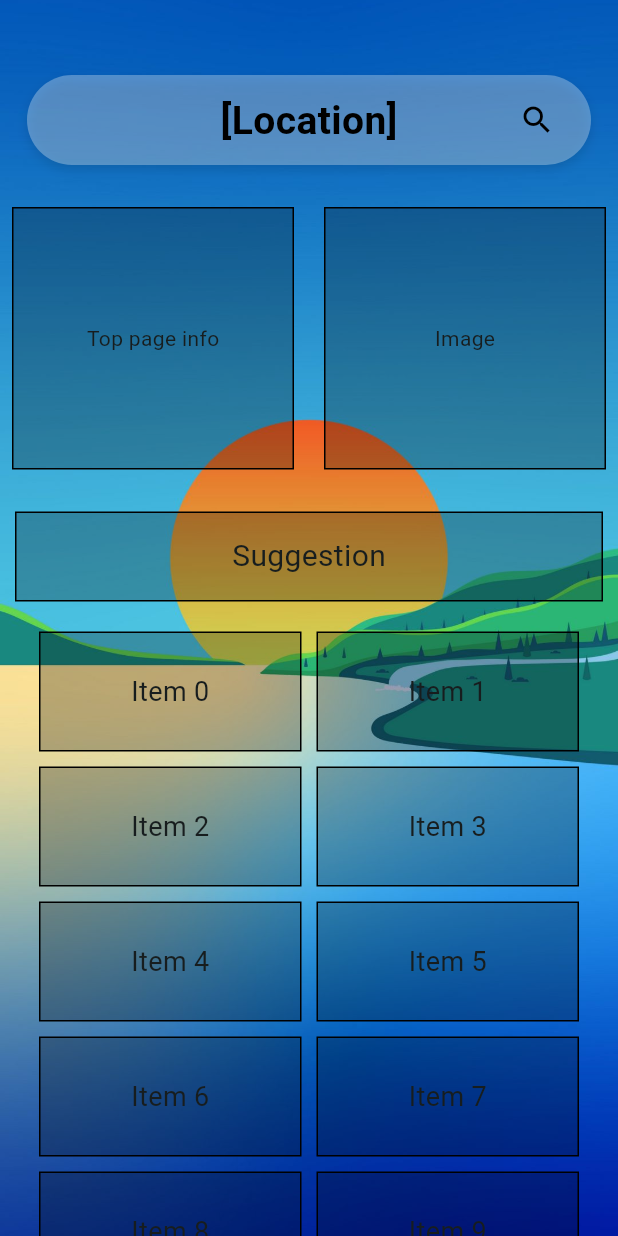
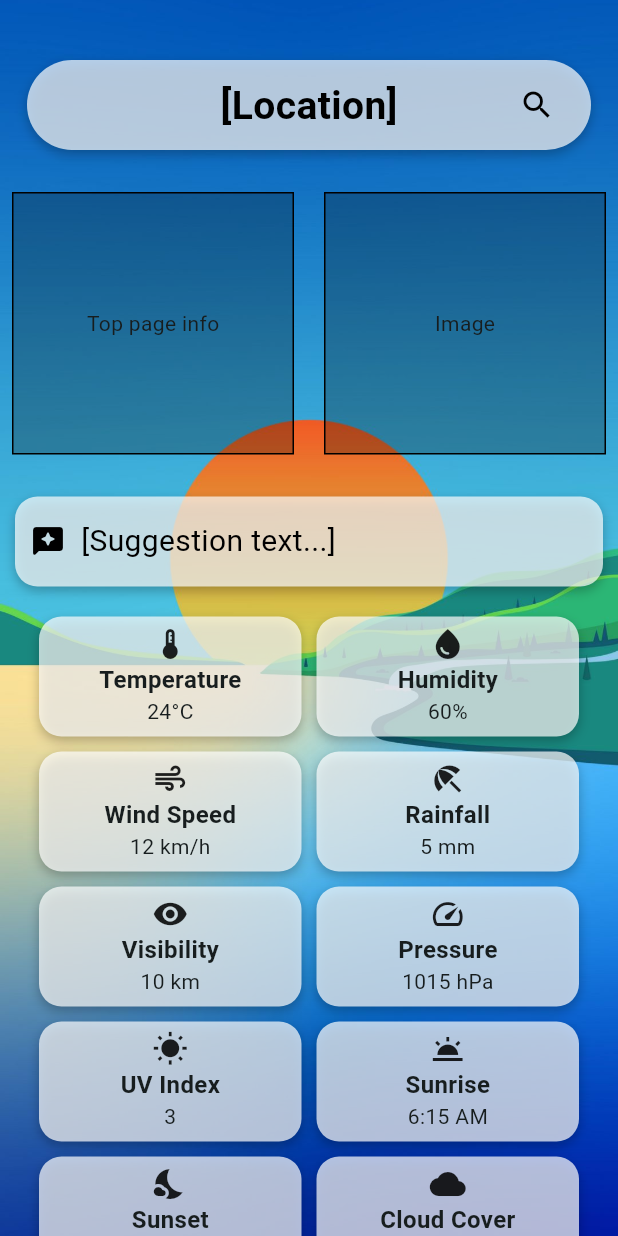
Before and after one commit to DakPro/beach_weather_app, a Flutter app: the screen it shows after launch, on a phone screen of 412 x 824 dp. Run offline on Flutter 3.47's test engine with Material 3 defaults, Android fonts, the phone set to English and light mode, and no system bars; drawn by our look-alikes of reorderables; our stand-ins replace geolocator, shared_preferences.

Commit message:
Added UI details - Cleaned some code

```diff
--- /dev/null
+++ b/lib/data_models.dart
@@ -0,0 +1,16 @@
+import 'package:flutter/cupertino.dart';
+
+class CurrentWeatherInfo {
+  final String label;
+  final IconData icon;
+  final String value;
+
+  CurrentWeatherInfo({required this.label, required this.icon, required this.value});
+}
+
+class NextDaysWeatherInfo {
+  final String day;
+  final List<int> temperatures;
+
+  NextDaysWeatherInfo({required this.day, required this.temperatures});
+}
--- a/lib/main.dart
+++ b/lib/main.dart
@@ -1,6 +1,8 @@
 import 'package:flutter/material.dart';
+import 'package:reorderables/reorderables.dart';
+import 'package:shared_preferences/shared_preferences.dart';
 import 'location_search_page.dart';
-import 'package:reorderables/reorderables.dart';
+import 'data_models.dart';
 
 void main() {
   runApp(const MyApp());
@@ -29,29 +31,95 @@ class HomePage extends StatefulWidget {
 }
 
 class _HomePageState extends State<HomePage> {
-  List<Widget> infoGrid = List.generate(
-    10,
-        (index) => Container(
-      key: ValueKey(index),
+  List<CurrentWeatherInfo> weatherData = [
+    CurrentWeatherInfo(label: 'Temperature', icon: Icons.thermostat, value: '24°C'),
+    CurrentWeatherInfo(label: 'Humidity', icon: Icons.water_drop, value: '60%'),
+    CurrentWeatherInfo(label: 'Wind Speed', icon: Icons.air, value: '12 km/h'),
+    CurrentWeatherInfo(label: 'Rainfall', icon: Icons.beach_access, value: '5 mm'),
+    CurrentWeatherInfo(label: 'Visibility', icon: Icons.remove_red_eye, value: '10 km'),
+    CurrentWeatherInfo(label: 'Pressure', icon: Icons.speed, value: '1015 hPa'),
+    CurrentWeatherInfo(label: 'UV Index', icon: Icons.wb_sunny, value: '3'),
+    CurrentWeatherInfo(label: 'Sunrise', icon: Icons.wb_twilight, value: '6:15 AM'),
+    CurrentWeatherInfo(label: 'Sunset', icon: Icons.nights_stay, value: '7:45 PM'),
+    CurrentWeatherInfo(label: 'Cloud Cover', icon: Icons.cloud, value: '40%'),
+  ];
+
+  List<Widget> get infoGrid => List.generate(
+    weatherData.length,
+        (index) {
+      final info = weatherData[index];
+      return Container(
+        key: ValueKey(info.label), // Use unique key
         height: 80,
         width: 175,
         alignment: Alignment.center,
         decoration: BoxDecoration(
-        border: Border.all(color: Colors.black),
+          color: Colors.white.withValues(alpha: 0.70),
+          // border: Border.all(color: Colors.black),
+          borderRadius: BorderRadius.circular(15),
+          boxShadow: [
+            BoxShadow(
               color: Colors.black26,
+              blurRadius: 6,
+              offset: Offset(0, 3),
             ),
-      child: Text(
-        'Item $index',
-        style: TextStyle(fontSize: 18),
+          ],
         ),
+        child: Column(
+          mainAxisAlignment: MainAxisAlignment.center,
+          children: [
+            Icon(info.icon),
+            Text(
+              info.label,
+              style: TextStyle(fontSize: 16, fontWeight: FontWeight.bold),
             ),
+            Text(
+              info.value,
+              style: TextStyle(fontSize: 14),
+            ),
+          ],
+        ),
+      );
+    },
   );
 
   void _onReorder(int oldIndex, int newIndex) {
     setState(() {
-      final item = infoGrid.removeAt(oldIndex);
-      infoGrid.insert(newIndex, item);
+      final item = weatherData.removeAt(oldIndex);
+      weatherData.insert(newIndex, item);
     });
+    _saveOrder(); // Save after every reorder
+  }
+
+  Future<void> _saveOrder() async {
+    final prefs = await SharedPreferences.getInstance();
+    List<String> order = weatherData.map((item) => item.label).toList();
+    await prefs.setStringList('weather_order', order);
+  }
+
+  Future<void> _loadOrder() async {
+    final prefs = await SharedPreferences.getInstance();
+    List<String>? savedOrder = prefs.getStringList('weather_order');
+
+    if (savedOrder != null) {
+      // Reorder weatherData based on saved labels
+      Map<String, CurrentWeatherInfo> dataMap = {
+        for (var item in weatherData) item.label: item,
+      };
+
+      setState(() {
+        weatherData = savedOrder
+            .where((label) => dataMap.containsKey(label))
+            .map((label) => dataMap[label]!)
+            .toList();
+      });
+    }
+  }
+
+  @override
+  void initState() {
+    super.initState();
+    _loadOrder();
   }
 
   @override
@@ -66,7 +134,6 @@ class _HomePageState extends State<HomePage> {
         ),
         child: ListView(
           children: [
-            SizedBox(height: 10),
             Align(
               alignment: Alignment.topCenter,
               child: Padding(
@@ -84,11 +151,11 @@ class _HomePageState extends State<HomePage> {
                     margin: EdgeInsets.symmetric(horizontal: 18),
                     padding: EdgeInsets.symmetric(horizontal: 24, vertical: 12),
                     decoration: BoxDecoration(
-                      color: Colors.white.withOpacity(0.3),
+                      color: Colors.white.withValues(alpha: 0.70),
                       borderRadius: BorderRadius.circular(30),
                       boxShadow: [
                         BoxShadow(
-                          color: Colors.black12,
+                          color: Colors.black26,
                           blurRadius: 6,
                           offset: Offset(0, 3),
                         ),
@@ -158,14 +225,31 @@ class _HomePageState extends State<HomePage> {
               margin: const EdgeInsets.symmetric(horizontal: 10),
               height: 60,
               decoration: BoxDecoration(
+                color: Colors.white.withValues(alpha: 0.70),
+                // border: Border.all(color: Colors.black),
+                borderRadius: BorderRadius.circular(15),
+                boxShadow: [
+                  BoxShadow(
                     color: Colors.black26,
-                border: Border.all(color: Colors.black),
+                    blurRadius: 6,
+                    offset: Offset(0, 3),
                   ),
-              child: Center(
-                child: Text(
-                  'Suggestion',
-                  style: TextStyle(fontSize: 20),
+                ],
               ),
+              child: Row(
+                children: [
+                  Container(
+                    padding: const EdgeInsets.symmetric(horizontal: 10),
+                    child: Icon(Icons.try_sms_star_rounded, color: Colors.black),
+                  ),
+                  Text(
+                    '[Suggestion text...]',
+                    style: TextStyle(
+                      color: Colors.black,
+                      fontSize: 20,
+                    ),
+                  ),
+                ],
               ),
             ),
             SizedBox(height: 20),
@@ -184,8 +268,8 @@ class _HomePageState extends State<HomePage> {
             Column(
               children: containerData.map((data) {
                 return InfoContainer(
-                  title: data['title'],
-                  number: data['number'],
+                  day: data.day,
+                  temperatures: data.temperatures,
                 );
               }).toList(),
             ),
@@ -197,13 +281,13 @@ class _HomePageState extends State<HomePage> {
 }
 
 class InfoContainer extends StatelessWidget {
-  final String title;
-  final int number;
+  final String day;
+  final List<int> temperatures;
 
   const InfoContainer({
     super.key,
-    required this.title,
-    required this.number,
+    required this.day,
+    required this.temperatures,
   });
 
   @override
@@ -218,20 +302,20 @@ class InfoContainer extends StatelessWidget {
       child: Row(
         mainAxisAlignment: MainAxisAlignment.spaceBetween,
         children: [
-          Text(title, style: const TextStyle(fontSize: 18)),
-          Text(number.toString(), style: const TextStyle(fontSize: 18)),
+          Text(day, style: const TextStyle(fontSize: 18)),
+          Text(temperatures.toString(), style: const TextStyle(fontSize: 18)),
         ],
       ),
     );
   }
 }
 
-final List<Map<String, dynamic>> containerData = [
-  {'title': 'Monday', 'number': 1},
-  {'title': 'Tuesday', 'number': 2},
-  {'title': 'Wednesday', 'number': 3},
-  {'title': 'Thursday', 'number': 4},
-  {'title': 'Friday', 'number': 5},
-  {'title': 'Saturday', 'number': 6},
-  {'title': 'Sunday', 'number': 7},
+final List<NextDaysWeatherInfo> containerData = [
+  NextDaysWeatherInfo(day: 'Monday', temperatures: [1,2,3]),
+  NextDaysWeatherInfo(day: 'Tuesday', temperatures: [2,3,4]),
+  NextDaysWeatherInfo(day: 'Wednesday', temperatures: [3,4,5]),
+  NextDaysWeatherInfo(day: 'Thursday', temperatures: [4,5,6]),
+  NextDaysWeatherInfo(day: 'Friday', temperatures: [5,6,7]),
+  NextDaysWeatherInfo(day: 'Saturday', temperatures: [6,7,8]),
+  NextDaysWeatherInfo(day: 'Sunday', temperatures: [7,8,9]),
 ];
--- a/pubspec.yaml
+++ b/pubspec.yaml
@@ -36,6 +36,7 @@ dependencies:
   cupertino_icons: ^1.0.8
   reorderables: ^0.6.0
   geolocator: ^14.0.0
+  shared_preferences: ^2.0.15
 
 dev_dependencies:
   flutter_test:
```
Also changed, not shown: assets/background-image2.png (added), assets/background-image3.jpg (added), pubspec.lock, 1 other file. Lines whose indentation alone changed are shown as unchanged.
